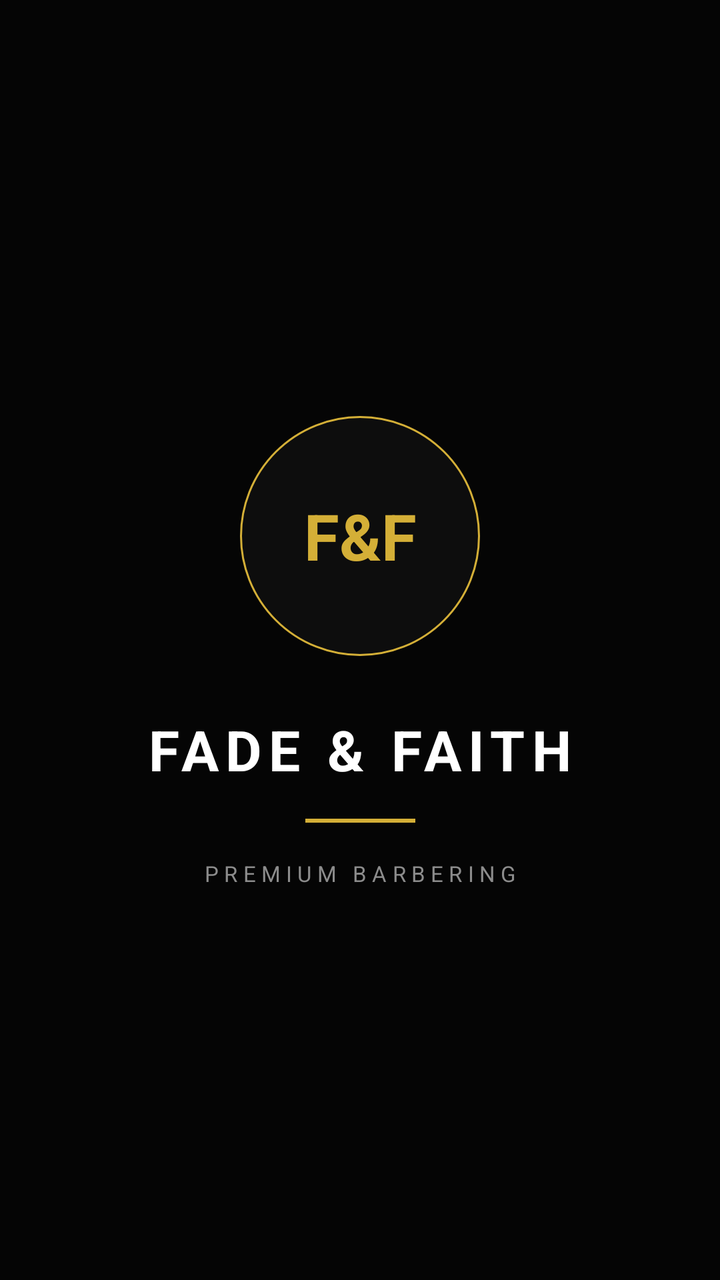
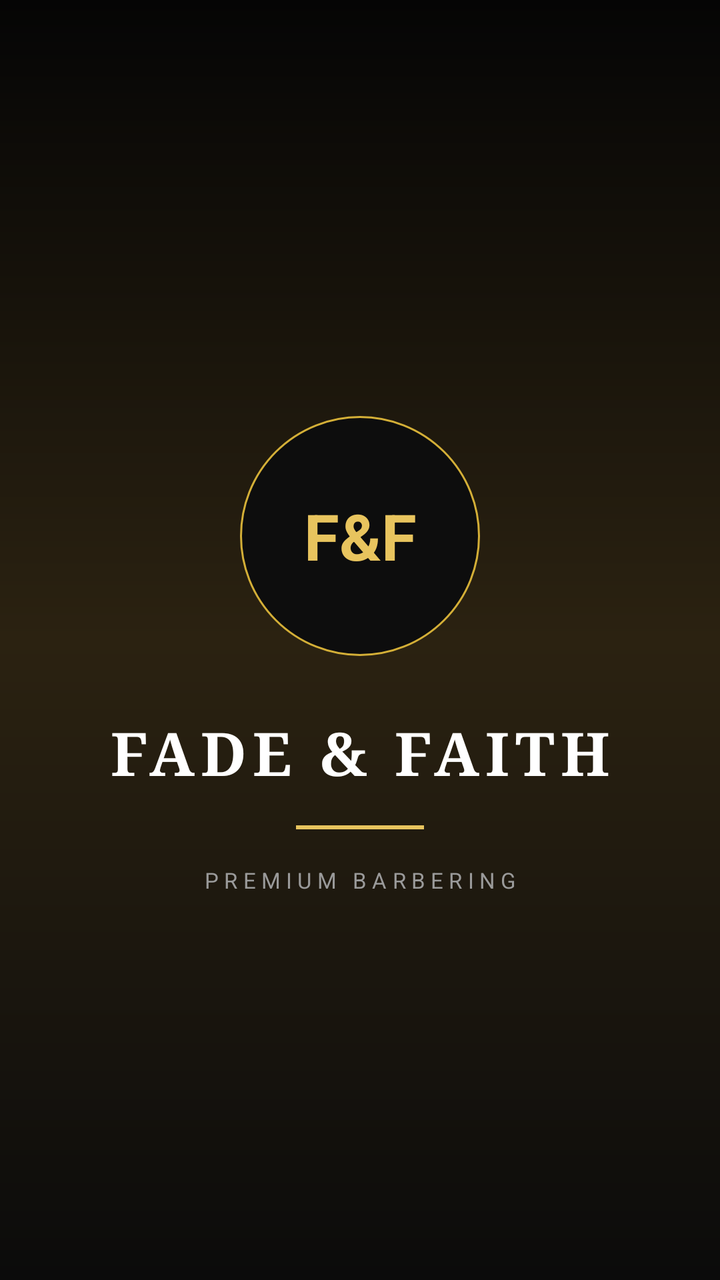

Compare the two renders of this Android layout. The source of the first and the diff that turns it into the second are given below.
<!-- AndroidManifest.xml: application theme Theme.FadeandFaith -->
<!-- res/layout/activity_splash.xml -->
<?xml version="1.0" encoding="utf-8"?>
<androidx.constraintlayout.widget.ConstraintLayout
    xmlns:android="http://schemas.android.com/apk/res/android"
    xmlns:app="http://schemas.android.com/apk/res-auto"
    android:layout_width="match_parent"
    android:layout_height="match_parent"
    android:background="#050505">

    <TextView
        android:id="@+id/logoText"
        android:layout_width="120dp"
        android:layout_height="120dp"
        android:background="@drawable/splashlogo"
        android:gravity="center"
        android:text="F&amp;F"
        android:textColor="#D4AF37"
        android:textSize="32sp"
        android:textStyle="bold"
        app:layout_constraintBottom_toBottomOf="parent"
        app:layout_constraintEnd_toEndOf="parent"
        app:layout_constraintStart_toStartOf="parent"
        app:layout_constraintTop_toTopOf="parent"
        app:layout_constraintVertical_bias="0.40" />

    <TextView
        android:id="@+id/brandName"
        android:layout_width="wrap_content"
        android:layout_height="wrap_content"
        android:layout_marginTop="28dp"
        android:text="FADE &amp; FAITH"
        android:textColor="#FFFFFF"
        android:textSize="28sp"
        android:textStyle="bold"
        android:letterSpacing="0.12"
        app:layout_constraintEnd_toEndOf="parent"
        app:layout_constraintStart_toStartOf="parent"
        app:layout_constraintTop_toBottomOf="@id/logoText" />

    <View
        android:id="@+id/goldLine"
        android:layout_width="55dp"
        android:layout_height="2dp"
        android:layout_marginTop="16dp"
        android:background="#D4AF37"
        app:layout_constraintEnd_toEndOf="parent"
        app:layout_constraintStart_toStartOf="parent"
        app:layout_constraintTop_toBottomOf="@id/brandName" />

    <TextView
        android:id="@+id/tagline"
        android:layout_width="wrap_content"
        android:layout_height="wrap_content"
        android:layout_marginTop="18dp"
        android:text="PREMIUM BARBERING"
        android:textColor="#8C8C8C"
        android:textSize="11sp"
        android:letterSpacing="0.25"
        app:layout_constraintEnd_toEndOf="parent"
        app:layout_constraintStart_toStartOf="parent"
        app:layout_constraintTop_toBottomOf="@id/goldLine" />

</androidx.constraintlayout.widget.ConstraintLayout>
<!-- resources referenced by this layout -->
<resources>
  <!-- drawable splashlogo (drawable) -->
  <?xml version="1.0" encoding="utf-8"?>
  <shape xmlns:android="http://schemas.android.com/apk/res/android"
      android:shape="oval">
  
      <solid android:color="#0D0D0D"/>
  
      <stroke
          android:width="1dp"
          android:color="#D4AF37"/>
  
  </shape>
  <style name="Theme.FadeandFaith" parent="Base.Theme.FadeandFaith" />
  <style name="Base.Theme.FadeandFaith" parent="Theme.Material3.DayNight.NoActionBar">
          
          
      </style>
</resources>

<!-- the commit's change to res/layout/activity_splash.xml (unified diff, before → after) -->
@@ -4,7 +4,7 @@
     xmlns:app="http://schemas.android.com/apk/res-auto"
     android:layout_width="match_parent"
     android:layout_height="match_parent"
-    android:background="#050505">
+    android:background="@drawable/herogradient">
 
     <TextView
         android:id="@+id/logoText"
@@ -12,8 +12,8 @@
         android:layout_height="120dp"
         android:background="@drawable/splashlogo"
         android:gravity="center"
-        android:text="F&amp;F"
-        android:textColor="#D4AF37"
+        android:text="@string/brand_initials"
+        android:textColor="#E8C45E"
         android:textSize="32sp"
         android:textStyle="bold"
         app:layout_constraintBottom_toBottomOf="parent"
@@ -27,21 +27,22 @@
         android:layout_width="wrap_content"
         android:layout_height="wrap_content"
         android:layout_marginTop="28dp"
-        android:text="FADE &amp; FAITH"
+        android:fontFamily="serif"
+        android:letterSpacing="0.10"
+        android:text="@string/brand_name_full"
         android:textColor="#FFFFFF"
-        android:textSize="28sp"
+        android:textSize="30sp"
         android:textStyle="bold"
-        android:letterSpacing="0.12"
         app:layout_constraintEnd_toEndOf="parent"
         app:layout_constraintStart_toStartOf="parent"
         app:layout_constraintTop_toBottomOf="@id/logoText" />
 
     <View
         android:id="@+id/goldLine"
-        android:layout_width="55dp"
+        android:layout_width="64dp"
         android:layout_height="2dp"
         android:layout_marginTop="16dp"
-        android:background="#D4AF37"
+        android:background="#E8C45E"
         app:layout_constraintEnd_toEndOf="parent"
         app:layout_constraintStart_toStartOf="parent"
         app:layout_constraintTop_toBottomOf="@id/brandName" />
@@ -51,10 +52,10 @@
         android:layout_width="wrap_content"
         android:layout_height="wrap_content"
         android:layout_marginTop="18dp"
-        android:text="PREMIUM BARBERING"
-        android:textColor="#8C8C8C"
+        android:letterSpacing="0.25"
+        android:text="@string/brand_tagline"
+        android:textColor="#9A9A9A"
         android:textSize="11sp"
-        android:letterSpacing="0.25"
         app:layout_constraintEnd_toEndOf="parent"
         app:layout_constraintStart_toStartOf="parent"
         app:layout_constraintTop_toBottomOf="@id/goldLine" />
<!-- resource entries referenced after the edit -->
@@ -1,5 +1,18 @@
 <!-- resources referenced by this layout -->
 <resources>
+  <!-- drawable herogradient (drawable) -->
+  <?xml version="1.0" encoding="utf-8"?>
+  <layer-list xmlns:android="http://schemas.android.com/apk/res/android">
+      <item>
+          <shape android:shape="rectangle">
+              <gradient
+                  android:angle="270"
+                  android:startColor="#050505"
+                  android:centerColor="#2B2211"
+                  android:endColor="#0B0B0B" />
+          </shape>
+      </item>
+  </layer-list>
   <!-- drawable splashlogo (drawable) -->
   <?xml version="1.0" encoding="utf-8"?>
   <shape xmlns:android="http://schemas.android.com/apk/res/android"
@@ -12,6 +25,9 @@
           android:color="#D4AF37"/>
   
   </shape>
+  <string name="brand_initials">F&amp;F</string>
+  <string name="brand_name_full">FADE &amp; FAITH</string>
+  <string name="brand_tagline">PREMIUM BARBERING</string>
   <style name="Theme.FadeandFaith" parent="Base.Theme.FadeandFaith" />
   <style name="Base.Theme.FadeandFaith" parent="Theme.Material3.DayNight.NoActionBar">
           
